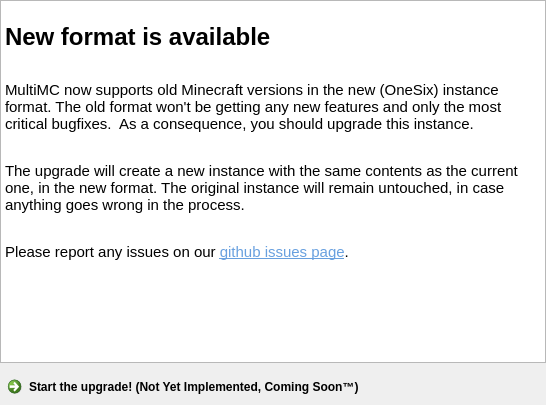
Above: application/pages/LegacyUpgradePage.ui from FreesmTeam/FreesmLauncher before the change. Below: the same form after it.
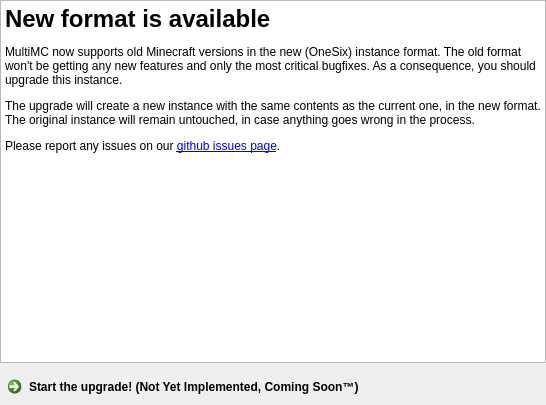
That is the form after the change. Icons and pictures are not drawn.

Commit message: NOISSUE fix hardcoded link color in other places

The edit to the form file:
```diff
--- a/application/pages/LegacyUpgradePage.ui
+++ b/application/pages/LegacyUpgradePage.ui
@@ -26,15 +26,11 @@
    <item>
     <widget class="QTextBrowser" name="textBrowser">
      <property name="html">
-      <string>&lt;!DOCTYPE HTML PUBLIC &quot;-//W3C//DTD HTML 4.0//EN&quot; &quot;http://www.w3.org/TR/REC-html40/strict.dtd&quot;&gt;
-&lt;html&gt;&lt;head&gt;&lt;meta name=&quot;qrichtext&quot; content=&quot;1&quot; /&gt;&lt;style type=&quot;text/css&quot;&gt;
-p, li { white-space: pre-wrap; }
-&lt;/style&gt;&lt;/head&gt;&lt;body style=&quot; font-family:'Bitstream Vera Sans'; font-size:11pt; font-weight:400; font-style:normal;&quot;&gt;
-&lt;p style=&quot; margin-top:0px; margin-bottom:0px; margin-left:0px; margin-right:0px; -qt-block-indent:0; text-indent:0px;&quot;&gt;							&lt;/p&gt;
-&lt;p style=&quot; margin-top:0px; margin-bottom:0px; margin-left:0px; margin-right:0px; -qt-block-indent:0; text-indent:0px;&quot;&gt;&lt;span style=&quot; font-size:18pt; font-weight:600;&quot;&gt;New format is available&lt;/span&gt;							&lt;/p&gt;
-&lt;p style=&quot; margin-top:12px; margin-bottom:12px; margin-left:0px; margin-right:0px; -qt-block-indent:0; text-indent:0px;&quot;&gt;MultiMC now supports old Minecraft versions in the new (OneSix) instance format. The old format won't be getting any new features and only the most critical bugfixes.  As a consequence, you should upgrade this instance.							&lt;/p&gt;
-&lt;p style=&quot; margin-top:12px; margin-bottom:12px; margin-left:0px; margin-right:0px; -qt-block-indent:0; text-indent:0px;&quot;&gt;The upgrade will create a new instance with the same contents as the current one, in the new format. The original instance will remain untouched, in case anything goes wrong in the process.							&lt;/p&gt;
-&lt;p style=&quot; margin-top:12px; margin-bottom:12px; margin-left:0px; margin-right:0px; -qt-block-indent:0; text-indent:0px;&quot;&gt;Please report any issues on our &lt;a href=&quot;https://github.com/MultiMC/MultiMC5/issues&quot;&gt;&lt;img src=&quot;:/icons/multimc/22x22/bug.png&quot; /&gt;&lt;/a&gt;&lt;a href=&quot;https://github.com/MultiMC/MultiMC5/issues&quot;&gt;&lt;span style=&quot; text-decoration: underline; color:#68a0df;&quot;&gt;github issues page&lt;/span&gt;&lt;/a&gt;.&lt;/p&gt;&lt;/body&gt;&lt;/html&gt;</string>
+      <string>
+&lt;h1&gt;New format is available&lt;/h1&gt;
+&lt;p&gt;MultiMC now supports old Minecraft versions in the new (OneSix) instance format. The old format won't be getting any new features and only the most critical bugfixes. As a consequence, you should upgrade this instance.&lt;/p&gt;
+&lt;p&gt;The upgrade will create a new instance with the same contents as the current one, in the new format. The original instance will remain untouched, in case anything goes wrong in the process.&lt;/p&gt;
+&lt;p&gt;Please report any issues on our &lt;a href=&quot;https://github.com/MultiMC/MultiMC5/issues&quot;&gt;&lt;img src=&quot;:/icons/multimc/22x22/bug.png&quot; /&gt; github issues page&lt;/a&gt;.&lt;/p&gt;</string>
      </property>
      <property name="openExternalLinks">
       <bool>true</bool>
```
The commit also changes 2 other files.
